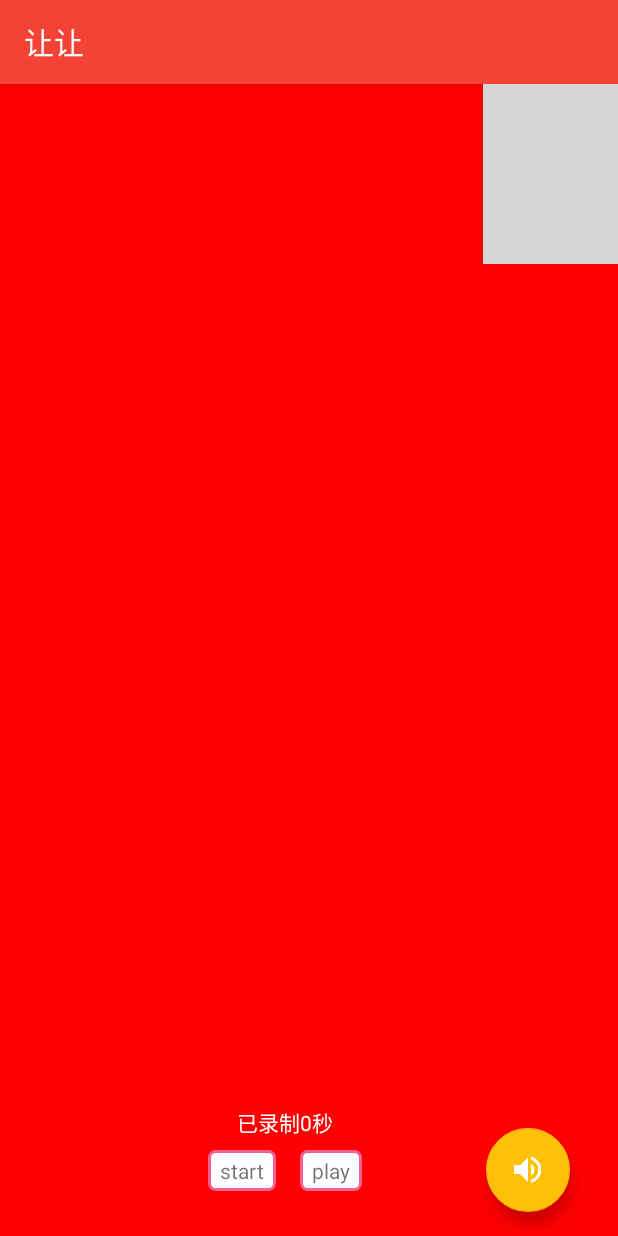
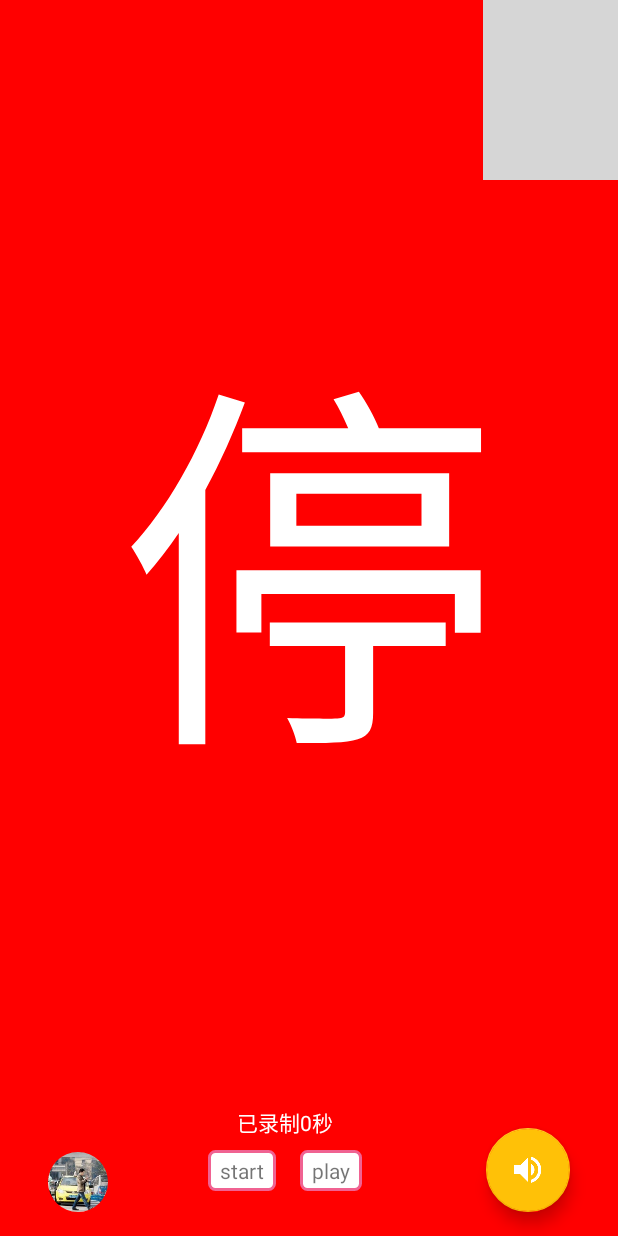
Before and after one commit to JaylenHsieh/Rangrang, an Android app: the fragment ScreenFragmentBackup shown on its own in the app's theme, on a phone screen of 412 x 824 dp. Run offline under Robolectric (Android 15) with nearby library versions, the phone set to English and light mode, and no system bars; our stand-ins replace ButterKnife, CircleImageView; libraries missing offline, so code that uses them is left out: pub.devrel.easypermissions; 4 statements that could not run were skipped; grey boxes are pictures that could not be loaded.

Commit message:
基本上全写完了

```diff
--- a/app/src/main/AndroidManifest.xml
+++ b/app/src/main/AndroidManifest.xml
@@ -9,6 +9,9 @@
     <uses-permission android:name="android.permission.ACCESS_WIFI_STATE" />
     <uses-permission android:name="android.permission.READ_LOGS" />
 
+    <uses-feature android:name="android.hardware.camera"/>
+    <uses-feature android:name="android.hardware.camera.autofocus"/>
+    <uses-permission android:name="android.permission.RECORD_AUDIO" />
     <uses-permission android:name="android.permission.CAMERA"/>
     <uses-permission android:name="android.permission.READ_EXTERNAL_STORAGE" />
     <uses-permission android:name="android.permission.WRITE_EXTERNAL_STORAGE"/>
--- a/app/src/main/java/com/newe/rangrang/MainActivity.kt
+++ b/app/src/main/java/com/newe/rangrang/MainActivity.kt
@@ -21,7 +21,6 @@ class MainActivity : AppCompatActivity() {
             when(tabId){
                 R.id.tab_flash -> replaceFragment(FlashFragment())
                 R.id.tab_screen -> replaceFragment(ScreenFragment())
-                R.id.tab_history -> replaceFragment(HistoryFragment())
                 R.id.tab_profile -> replaceFragment(ProfileFragment())
                 else -> Toast.makeText(this,"出错啦",Toast.LENGTH_SHORT).show()
             }
--- /dev/null
+++ b/app/src/main/res/anim/scale_larger.xml
@@ -0,0 +1,15 @@
+<?xml version="1.0" encoding="utf-8"?>
+<scale xmlns:android="http://schemas.android.com/apk/res/android"
+    android:duration="500"
+    android:fillAfter="true"
+    android:fillBefore="true"
+    android:fromXScale="1.0"
+    android:fromYScale="1.0"
+    android:interpolator="@android:anim/linear_interpolator"
+    android:pivotX="100%"
+    android:pivotY="0%"
+    android:repeatCount="0"
+    android:repeatMode="reverse"
+    android:startOffset="0"
+    android:toXScale="2.0"
+    android:toYScale="2.0"/>
--- a/app/src/main/res/layout/fragment_screen.xml
+++ b/app/src/main/res/layout/fragment_screen.xml
@@ -13,8 +13,10 @@
         android:layout_height="match_parent"
         android:scaleType="centerCrop"
         android:src="@mipmap/red"
-        tools:layout_editor_absoluteX="116dp"
-        tools:layout_editor_absoluteY="0dp" />
+        app:layout_constraintBottom_toBottomOf="parent"
+        app:layout_constraintEnd_toEndOf="parent"
+        app:layout_constraintStart_toStartOf="parent"
+        app:layout_constraintTop_toTopOf="parent" />
 
 
     <android.support.design.widget.FloatingActionButton
@@ -30,12 +32,12 @@
 
     <!--提供预览功能，以及选取相册选取他图片的功能-->
     <de.hdodenhof.circleimageview.CircleImageView
-        android:id="@+id/circleImageView"
+        android:id="@+id/circleImageView_screen"
         android:layout_width="40dp"
         android:layout_height="40dp"
         android:layout_marginBottom="16dp"
         android:layout_marginStart="32dp"
-        android:src="@mipmap/ic_picture_def"
+        android:src="@mipmap/img_road"
         app:layout_constraintBottom_toBottomOf="parent"
         app:layout_constraintStart_toStartOf="parent" />
 
@@ -92,5 +94,21 @@
         app:layout_constraintEnd_toEndOf="@+id/btn_play"
         app:layout_constraintStart_toStartOf="@+id/btn_start_stop" />
 
+    <TextView
+        android:id="@+id/tv_stop"
+        android:layout_width="wrap_content"
+        android:layout_height="wrap_content"
+        android:layout_marginBottom="8dp"
+        android:layout_marginEnd="8dp"
+        android:layout_marginStart="8dp"
+        android:layout_marginTop="8dp"
+        android:text="@string/text_stop"
+        android:textColor="#fff"
+        android:textSize="256sp"
+        app:layout_constraintBottom_toTopOf="@+id/tv_time"
+        app:layout_constraintEnd_toEndOf="@+id/img_background"
+        app:layout_constraintStart_toStartOf="@+id/img_background"
+        app:layout_constraintTop_toTopOf="parent" />
+
 
 </android.support.constraint.ConstraintLayout>
--- a/app/src/main/res/values/colors.xml
+++ b/app/src/main/res/values/colors.xml
@@ -5,4 +5,5 @@
     <color name="colorAccent">#FFC107</color>
     <color name="primaryText">#212121</color>]
     <color name="secondaryText">#757575</color>
+    <color name="white">#ffffff</color>
 </resources>
--- a/app/src/main/res/values/strings.xml
+++ b/app/src/main/res/values/strings.xml
@@ -11,4 +11,5 @@
     <string name="history_bean_item_text_static_location">地点：</string>
     <string name="history_bean_item_text_static_location_content">杭州电子科技大学学源街</string>
     <string name="history_bean_item_text_delete">删除</string>
+    <string name="text_stop">停</string>
 </resources>
--- a/app/src/main/res/values/styles.xml
+++ b/app/src/main/res/values/styles.xml
@@ -1,7 +1,7 @@
 <resources>
 
     <!-- Base application theme. -->
-    <style name="AppTheme" parent="Theme.AppCompat.Light.DarkActionBar">
+    <style name="AppTheme" parent="Theme.AppCompat.Light.NoActionBar">
         <!-- Customize your theme here. -->
         <item name="colorPrimary">@color/colorPrimary</item>
         <item name="colorPrimaryDark">@color/colorPrimaryDark</item>
```
Also changed, not shown: app/build.gradle (+4 -3 lines), app/src/main/java/com/newe/rangrang/fragment/FlashFragment.java (+7 -0 lines), app/src/main/java/com/newe/rangrang/fragment/ScreenFragment.java (+159 -139 lines), app/src/main/java/com/newe/rangrang/utils/ObservableUtils.java (deleted, +0 -41 lines), app/src/main/res/layout/fragment_flash.xml (+15 -12 lines), app/src/main/res/xml/bottombar_tabs.xml (+2 -6 lines).
